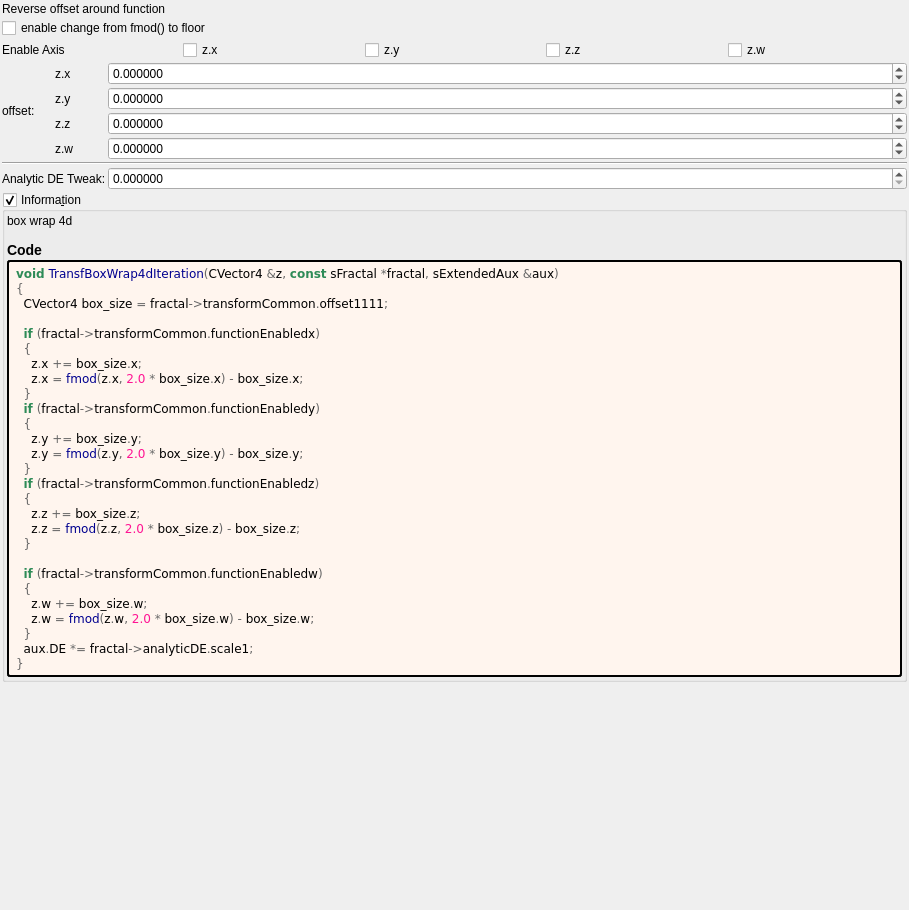
Before: the Qt Designer form mandelbulber2/formula/ui/transf_box_wrap4d.ui in buddhi1980/mandelbulber2, drawn with Qt 5.
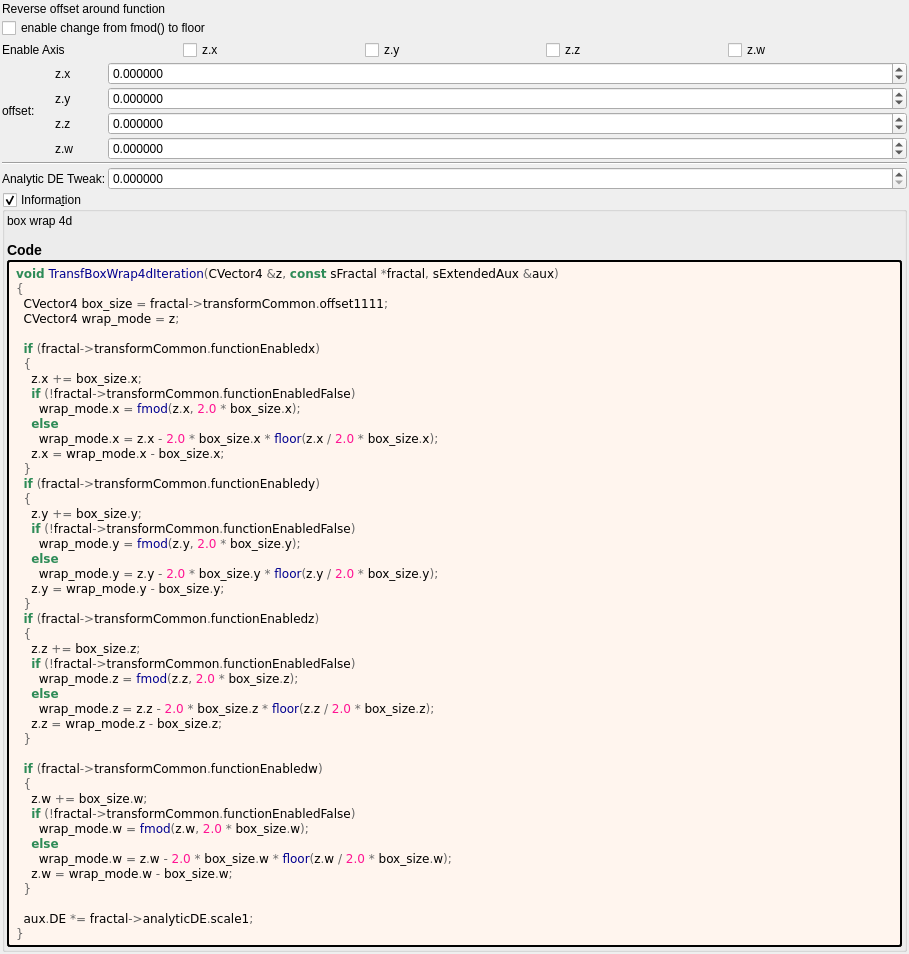
After: the same form once the commit is applied. Custom widgets are drawn as their Qt base class.

```diff
--- a/mandelbulber2/formula/ui/transf_box_wrap4d.ui
+++ b/mandelbulber2/formula/ui/transf_box_wrap4d.ui
@@ -336,28 +336,46 @@
 &lt;pre style=&quot;color:#000000; background-color:#fff5ee;  font-family:'Courier New',monospace;&quot;&gt;&lt;span style=&quot;color:#2e8b57; font-weight:bold&quot;&gt;void&lt;/span&gt; &lt;span style=&quot;color:#00008f&quot;&gt;TransfBoxWrap4dIteration&lt;/span&gt;&lt;span style=&quot;color:#676767&quot;&gt;(&lt;/span&gt;CVector4 &lt;span style=&quot;color:#676767&quot;&gt;&amp;amp;&lt;/span&gt;z&lt;span style=&quot;color:#676767&quot;&gt;,&lt;/span&gt; &lt;span style=&quot;color:#2e8b57; font-weight:bold&quot;&gt;const&lt;/span&gt; sFractal &lt;span style=&quot;color:#676767&quot;&gt;*&lt;/span&gt;fractal&lt;span style=&quot;color:#676767&quot;&gt;,&lt;/span&gt; sExtendedAux &lt;span style=&quot;color:#676767&quot;&gt;&amp;amp;&lt;/span&gt;aux&lt;span style=&quot;color:#676767&quot;&gt;)&lt;/span&gt;
 &lt;span style=&quot;color:#676767&quot;&gt;{&lt;/span&gt;
   CVector4 box_size &lt;span style=&quot;color:#676767&quot;&gt;=&lt;/span&gt; fractal&lt;span style=&quot;color:#676767&quot;&gt;-&amp;gt;&lt;/span&gt;transformCommon&lt;span style=&quot;color:#676767&quot;&gt;.&lt;/span&gt;offset1111&lt;span style=&quot;color:#676767&quot;&gt;;&lt;/span&gt;
+  CVector4 wrap_mode &lt;span style=&quot;color:#676767&quot;&gt;=&lt;/span&gt; z&lt;span style=&quot;color:#676767&quot;&gt;;&lt;/span&gt;
 
   &lt;span style=&quot;color:#2e8b57; font-weight:bold&quot;&gt;if&lt;/span&gt; &lt;span style=&quot;color:#676767&quot;&gt;(&lt;/span&gt;fractal&lt;span style=&quot;color:#676767&quot;&gt;-&amp;gt;&lt;/span&gt;transformCommon&lt;span style=&quot;color:#676767&quot;&gt;.&lt;/span&gt;functionEnabledx&lt;span style=&quot;color:#676767&quot;&gt;)&lt;/span&gt;
   &lt;span style=&quot;color:#676767&quot;&gt;{&lt;/span&gt;
     z&lt;span style=&quot;color:#676767&quot;&gt;.&lt;/span&gt;x &lt;span style=&quot;color:#676767&quot;&gt;+=&lt;/span&gt; box_size&lt;span style=&quot;color:#676767&quot;&gt;.&lt;/span&gt;x&lt;span style=&quot;color:#676767&quot;&gt;;&lt;/span&gt;
-    z&lt;span style=&quot;color:#676767&quot;&gt;.&lt;/span&gt;x &lt;span style=&quot;color:#676767&quot;&gt;=&lt;/span&gt; &lt;span style=&quot;color:#00008f&quot;&gt;fmod&lt;/span&gt;&lt;span style=&quot;color:#676767&quot;&gt;(&lt;/span&gt;z&lt;span style=&quot;color:#676767&quot;&gt;.&lt;/span&gt;x&lt;span style=&quot;color:#676767&quot;&gt;,&lt;/span&gt; &lt;span style=&quot;color:#ff1493&quot;&gt;2.0&lt;/span&gt; &lt;span style=&quot;color:#676767&quot;&gt;*&lt;/span&gt; box_size&lt;span style=&quot;color:#676767&quot;&gt;.&lt;/span&gt;x&lt;span style=&quot;color:#676767&quot;&gt;) -&lt;/span&gt; box_size&lt;span style=&quot;color:#676767&quot;&gt;.&lt;/span&gt;x&lt;span style=&quot;color:#676767&quot;&gt;;&lt;/span&gt;
+    &lt;span style=&quot;color:#2e8b57; font-weight:bold&quot;&gt;if&lt;/span&gt; &lt;span style=&quot;color:#676767&quot;&gt;(!&lt;/span&gt;fractal&lt;span style=&quot;color:#676767&quot;&gt;-&amp;gt;&lt;/span&gt;transformCommon&lt;span style=&quot;color:#676767&quot;&gt;.&lt;/span&gt;functionEnabledFalse&lt;span style=&quot;color:#676767&quot;&gt;)&lt;/span&gt;
+      wrap_mode&lt;span style=&quot;color:#676767&quot;&gt;.&lt;/span&gt;x &lt;span style=&quot;color:#676767&quot;&gt;=&lt;/span&gt; &lt;span style=&quot;color:#00008f&quot;&gt;fmod&lt;/span&gt;&lt;span style=&quot;color:#676767&quot;&gt;(&lt;/span&gt;z&lt;span style=&quot;color:#676767&quot;&gt;.&lt;/span&gt;x&lt;span style=&quot;color:#676767&quot;&gt;,&lt;/span&gt; &lt;span style=&quot;color:#ff1493&quot;&gt;2.0&lt;/span&gt; &lt;span style=&quot;color:#676767&quot;&gt;*&lt;/span&gt; box_size&lt;span style=&quot;color:#676767&quot;&gt;.&lt;/span&gt;x&lt;span style=&quot;color:#676767&quot;&gt;);&lt;/span&gt;
+    &lt;span style=&quot;color:#2e8b57; font-weight:bold&quot;&gt;else&lt;/span&gt;
+      wrap_mode&lt;span style=&quot;color:#676767&quot;&gt;.&lt;/span&gt;x &lt;span style=&quot;color:#676767&quot;&gt;=&lt;/span&gt; z&lt;span style=&quot;color:#676767&quot;&gt;.&lt;/span&gt;x &lt;span style=&quot;color:#676767&quot;&gt;-&lt;/span&gt; &lt;span style=&quot;color:#ff1493&quot;&gt;2.0&lt;/span&gt; &lt;span style=&quot;color:#676767&quot;&gt;*&lt;/span&gt; box_size&lt;span style=&quot;color:#676767&quot;&gt;.&lt;/span&gt;x &lt;span style=&quot;color:#676767&quot;&gt;*&lt;/span&gt; &lt;span style=&quot;color:#00008f&quot;&gt;floor&lt;/span&gt;&lt;span style=&quot;color:#676767&quot;&gt;(&lt;/span&gt;z&lt;span style=&quot;color:#676767&quot;&gt;.&lt;/span&gt;x &lt;span style=&quot;color:#676767&quot;&gt;/&lt;/span&gt; &lt;span style=&quot;color:#ff1493&quot;&gt;2.0&lt;/span&gt; &lt;span style=&quot;color:#676767&quot;&gt;*&lt;/span&gt; box_size&lt;span style=&quot;color:#676767&quot;&gt;.&lt;/span&gt;x&lt;span style=&quot;color:#676767&quot;&gt;);&lt;/span&gt;
+    z&lt;span style=&quot;color:#676767&quot;&gt;.&lt;/span&gt;x &lt;span style=&quot;color:#676767&quot;&gt;=&lt;/span&gt; wrap_mode&lt;span style=&quot;color:#676767&quot;&gt;.&lt;/span&gt;x &lt;span style=&quot;color:#676767&quot;&gt;-&lt;/span&gt; box_size&lt;span style=&quot;color:#676767&quot;&gt;.&lt;/span&gt;x&lt;span style=&quot;color:#676767&quot;&gt;;&lt;/span&gt;
   &lt;span style=&quot;color:#676767&quot;&gt;}&lt;/span&gt;
   &lt;span style=&quot;color:#2e8b57; font-weight:bold&quot;&gt;if&lt;/span&gt; &lt;span style=&quot;color:#676767&quot;&gt;(&lt;/span&gt;fractal&lt;span style=&quot;color:#676767&quot;&gt;-&amp;gt;&lt;/span&gt;transformCommon&lt;span style=&quot;color:#676767&quot;&gt;.&lt;/span&gt;functionEnabledy&lt;span style=&quot;color:#676767&quot;&gt;)&lt;/span&gt;
   &lt;span style=&quot;color:#676767&quot;&gt;{&lt;/span&gt;
     z&lt;span style=&quot;color:#676767&quot;&gt;.&lt;/span&gt;y &lt;span style=&quot;color:#676767&quot;&gt;+=&lt;/span&gt; box_size&lt;span style=&quot;color:#676767&quot;&gt;.&lt;/span&gt;y&lt;span style=&quot;color:#676767&quot;&gt;;&lt;/span&gt;
-    z&lt;span style=&quot;color:#676767&quot;&gt;.&lt;/span&gt;y &lt;span style=&quot;color:#676767&quot;&gt;=&lt;/span&gt; &lt;span style=&quot;color:#00008f&quot;&gt;fmod&lt;/span&gt;&lt;span style=&quot;color:#676767&quot;&gt;(&lt;/span&gt;z&lt;span style=&quot;color:#676767&quot;&gt;.&lt;/span&gt;y&lt;span style=&quot;color:#676767&quot;&gt;,&lt;/span&gt; &lt;span style=&quot;color:#ff1493&quot;&gt;2.0&lt;/span&gt; &lt;span style=&quot;color:#676767&quot;&gt;*&lt;/span&gt; box_size&lt;span style=&quot;color:#676767&quot;&gt;.&lt;/span&gt;y&lt;span style=&quot;color:#676767&quot;&gt;) -&lt;/span&gt; box_size&lt;span style=&quot;color:#676767&quot;&gt;.&lt;/span&gt;y&lt;span style=&quot;color:#676767&quot;&gt;;&lt;/span&gt;
+    &lt;span style=&quot;color:#2e8b57; font-weight:bold&quot;&gt;if&lt;/span&gt; &lt;span style=&quot;color:#676767&quot;&gt;(!&lt;/span&gt;fractal&lt;span style=&quot;color:#676767&quot;&gt;-&amp;gt;&lt;/span&gt;transformCommon&lt;span style=&quot;color:#676767&quot;&gt;.&lt;/span&gt;functionEnabledFalse&lt;span style=&quot;color:#676767&quot;&gt;)&lt;/span&gt;
+      wrap_mode&lt;span style=&quot;color:#676767&quot;&gt;.&lt;/span&gt;y &lt;span style=&quot;color:#676767&quot;&gt;=&lt;/span&gt; &lt;span style=&quot;color:#00008f&quot;&gt;fmod&lt;/span&gt;&lt;span style=&quot;color:#676767&quot;&gt;(&lt;/span&gt;z&lt;span style=&quot;color:#676767&quot;&gt;.&lt;/span&gt;y&lt;span style=&quot;color:#676767&quot;&gt;,&lt;/span&gt; &lt;span style=&quot;color:#ff1493&quot;&gt;2.0&lt;/span&gt; &lt;span style=&quot;color:#676767&quot;&gt;*&lt;/span&gt; box_size&lt;span style=&quot;color:#676767&quot;&gt;.&lt;/span&gt;y&lt;span style=&quot;color:#676767&quot;&gt;);&lt;/span&gt;
+    &lt;span style=&quot;color:#2e8b57; font-weight:bold&quot;&gt;else&lt;/span&gt;
+      wrap_mode&lt;span style=&quot;color:#676767&quot;&gt;.&lt;/span&gt;y &lt;span style=&quot;color:#676767&quot;&gt;=&lt;/span&gt; z&lt;span style=&quot;color:#676767&quot;&gt;.&lt;/span&gt;y &lt;span style=&quot;color:#676767&quot;&gt;-&lt;/span&gt; &lt;span style=&quot;color:#ff1493&quot;&gt;2.0&lt;/span&gt; &lt;span style=&quot;color:#676767&quot;&gt;*&lt;/span&gt; box_size&lt;span style=&quot;color:#676767&quot;&gt;.&lt;/span&gt;y &lt;span style=&quot;color:#676767&quot;&gt;*&lt;/span&gt; &lt;span style=&quot;color:#00008f&quot;&gt;floor&lt;/span&gt;&lt;span style=&quot;color:#676767&quot;&gt;(&lt;/span&gt;z&lt;span style=&quot;color:#676767&quot;&gt;.&lt;/span&gt;y &lt;span style=&quot;color:#676767&quot;&gt;/&lt;/span&gt; &lt;span style=&quot;color:#ff1493&quot;&gt;2.0&lt;/span&gt; &lt;span style=&quot;color:#676767&quot;&gt;*&lt;/span&gt; box_size&lt;span style=&quot;color:#676767&quot;&gt;.&lt;/span&gt;y&lt;span style=&quot;color:#676767&quot;&gt;);&lt;/span&gt;
+    z&lt;span style=&quot;color:#676767&quot;&gt;.&lt;/span&gt;y &lt;span style=&quot;color:#676767&quot;&gt;=&lt;/span&gt; wrap_mode&lt;span style=&quot;color:#676767&quot;&gt;.&lt;/span&gt;y &lt;span style=&quot;color:#676767&quot;&gt;-&lt;/span&gt; box_size&lt;span style=&quot;color:#676767&quot;&gt;.&lt;/span&gt;y&lt;span style=&quot;color:#676767&quot;&gt;;&lt;/span&gt;
   &lt;span style=&quot;color:#676767&quot;&gt;}&lt;/span&gt;
   &lt;span style=&quot;color:#2e8b57; font-weight:bold&quot;&gt;if&lt;/span&gt; &lt;span style=&quot;color:#676767&quot;&gt;(&lt;/span&gt;fractal&lt;span style=&quot;color:#676767&quot;&gt;-&amp;gt;&lt;/span&gt;transformCommon&lt;span style=&quot;color:#676767&quot;&gt;.&lt;/span&gt;functionEnabledz&lt;span style=&quot;color:#676767&quot;&gt;)&lt;/span&gt;
   &lt;span style=&quot;color:#676767&quot;&gt;{&lt;/span&gt;
     z&lt;span style=&quot;color:#676767&quot;&gt;.&lt;/span&gt;z &lt;span style=&quot;color:#676767&quot;&gt;+=&lt;/span&gt; box_size&lt;span style=&quot;color:#676767&quot;&gt;.&lt;/span&gt;z&lt;span style=&quot;color:#676767&quot;&gt;;&lt;/span&gt;
-    z&lt;span style=&quot;color:#676767&quot;&gt;.&lt;/span&gt;z &lt;span style=&quot;color:#676767&quot;&gt;=&lt;/span&gt; &lt;span style=&quot;color:#00008f&quot;&gt;fmod&lt;/span&gt;&lt;span style=&quot;color:#676767&quot;&gt;(&lt;/span&gt;z&lt;span style=&quot;color:#676767&quot;&gt;.&lt;/span&gt;z&lt;span style=&quot;color:#676767&quot;&gt;,&lt;/span&gt; &lt;span style=&quot;color:#ff1493&quot;&gt;2.0&lt;/span&gt; &lt;span style=&quot;color:#676767&quot;&gt;*&lt;/span&gt; box_size&lt;span style=&quot;color:#676767&quot;&gt;.&lt;/span&gt;z&lt;span style=&quot;color:#676767&quot;&gt;) -&lt;/span&gt; box_size&lt;span style=&quot;color:#676767&quot;&gt;.&lt;/span&gt;z&lt;span style=&quot;color:#676767&quot;&gt;;&lt;/span&gt;
+    &lt;span style=&quot;color:#2e8b57; font-weight:bold&quot;&gt;if&lt;/span&gt; &lt;span style=&quot;color:#676767&quot;&gt;(!&lt;/span&gt;fractal&lt;span style=&quot;color:#676767&quot;&gt;-&amp;gt;&lt;/span&gt;transformCommon&lt;span style=&quot;color:#676767&quot;&gt;.&lt;/span&gt;functionEnabledFalse&lt;span style=&quot;color:#676767&quot;&gt;)&lt;/span&gt;
+      wrap_mode&lt;span style=&quot;color:#676767&quot;&gt;.&lt;/span&gt;z &lt;span style=&quot;color:#676767&quot;&gt;=&lt;/span&gt; &lt;span style=&quot;color:#00008f&quot;&gt;fmod&lt;/span&gt;&lt;span style=&quot;color:#676767&quot;&gt;(&lt;/span&gt;z&lt;span style=&quot;color:#676767&quot;&gt;.&lt;/span&gt;z&lt;span style=&quot;color:#676767&quot;&gt;,&lt;/span&gt; &lt;span style=&quot;color:#ff1493&quot;&gt;2.0&lt;/span&gt; &lt;span style=&quot;color:#676767&quot;&gt;*&lt;/span&gt; box_size&lt;span style=&quot;color:#676767&quot;&gt;.&lt;/span&gt;z&lt;span style=&quot;color:#676767&quot;&gt;);&lt;/span&gt;
+    &lt;span style=&quot;color:#2e8b57; font-weight:bold&quot;&gt;else&lt;/span&gt;
+      wrap_mode&lt;span style=&quot;color:#676767&quot;&gt;.&lt;/span&gt;z &lt;span style=&quot;color:#676767&quot;&gt;=&lt;/span&gt; z&lt;span style=&quot;color:#676767&quot;&gt;.&lt;/span&gt;z &lt;span style=&quot;color:#676767&quot;&gt;-&lt;/span&gt; &lt;span style=&quot;color:#ff1493&quot;&gt;2.0&lt;/span&gt; &lt;span style=&quot;color:#676767&quot;&gt;*&lt;/span&gt; box_size&lt;span style=&quot;color:#676767&quot;&gt;.&lt;/span&gt;z &lt;span style=&quot;color:#676767&quot;&gt;*&lt;/span&gt; &lt;span style=&quot;color:#00008f&quot;&gt;floor&lt;/span&gt;&lt;span style=&quot;color:#676767&quot;&gt;(&lt;/span&gt;z&lt;span style=&quot;color:#676767&quot;&gt;.&lt;/span&gt;z &lt;span style=&quot;color:#676767&quot;&gt;/&lt;/span&gt; &lt;span style=&quot;color:#ff1493&quot;&gt;2.0&lt;/span&gt; &lt;span style=&quot;color:#676767&quot;&gt;*&lt;/span&gt; box_size&lt;span style=&quot;color:#676767&quot;&gt;.&lt;/span&gt;z&lt;span style=&quot;color:#676767&quot;&gt;);&lt;/span&gt;
+    z&lt;span style=&quot;color:#676767&quot;&gt;.&lt;/span&gt;z &lt;span style=&quot;color:#676767&quot;&gt;=&lt;/span&gt; wrap_mode&lt;span style=&quot;color:#676767&quot;&gt;.&lt;/span&gt;z &lt;span style=&quot;color:#676767&quot;&gt;-&lt;/span&gt; box_size&lt;span style=&quot;color:#676767&quot;&gt;.&lt;/span&gt;z&lt;span style=&quot;color:#676767&quot;&gt;;&lt;/span&gt;
   &lt;span style=&quot;color:#676767&quot;&gt;}&lt;/span&gt;
 
   &lt;span style=&quot;color:#2e8b57; font-weight:bold&quot;&gt;if&lt;/span&gt; &lt;span style=&quot;color:#676767&quot;&gt;(&lt;/span&gt;fractal&lt;span style=&quot;color:#676767&quot;&gt;-&amp;gt;&lt;/span&gt;transformCommon&lt;span style=&quot;color:#676767&quot;&gt;.&lt;/span&gt;functionEnabledw&lt;span style=&quot;color:#676767&quot;&gt;)&lt;/span&gt;
   &lt;span style=&quot;color:#676767&quot;&gt;{&lt;/span&gt;
     z&lt;span style=&quot;color:#676767&quot;&gt;.&lt;/span&gt;w &lt;span style=&quot;color:#676767&quot;&gt;+=&lt;/span&gt; box_size&lt;span style=&quot;color:#676767&quot;&gt;.&lt;/span&gt;w&lt;span style=&quot;color:#676767&quot;&gt;;&lt;/span&gt;
-    z&lt;span style=&quot;color:#676767&quot;&gt;.&lt;/span&gt;w &lt;span style=&quot;color:#676767&quot;&gt;=&lt;/span&gt; &lt;span style=&quot;color:#00008f&quot;&gt;fmod&lt;/span&gt;&lt;span style=&quot;color:#676767&quot;&gt;(&lt;/span&gt;z&lt;span style=&quot;color:#676767&quot;&gt;.&lt;/span&gt;w&lt;span style=&quot;color:#676767&quot;&gt;,&lt;/span&gt; &lt;span style=&quot;color:#ff1493&quot;&gt;2.0&lt;/span&gt; &lt;span style=&quot;color:#676767&quot;&gt;*&lt;/span&gt; box_size&lt;span style=&quot;color:#676767&quot;&gt;.&lt;/span&gt;w&lt;span style=&quot;color:#676767&quot;&gt;) -&lt;/span&gt; box_size&lt;span style=&quot;color:#676767&quot;&gt;.&lt;/span&gt;w&lt;span style=&quot;color:#676767&quot;&gt;;&lt;/span&gt;
+    &lt;span style=&quot;color:#2e8b57; font-weight:bold&quot;&gt;if&lt;/span&gt; &lt;span style=&quot;color:#676767&quot;&gt;(!&lt;/span&gt;fractal&lt;span style=&quot;color:#676767&quot;&gt;-&amp;gt;&lt;/span&gt;transformCommon&lt;span style=&quot;color:#676767&quot;&gt;.&lt;/span&gt;functionEnabledFalse&lt;span style=&quot;color:#676767&quot;&gt;)&lt;/span&gt;
+      wrap_mode&lt;span style=&quot;color:#676767&quot;&gt;.&lt;/span&gt;w &lt;span style=&quot;color:#676767&quot;&gt;=&lt;/span&gt; &lt;span style=&quot;color:#00008f&quot;&gt;fmod&lt;/span&gt;&lt;span style=&quot;color:#676767&quot;&gt;(&lt;/span&gt;z&lt;span style=&quot;color:#676767&quot;&gt;.&lt;/span&gt;w&lt;span style=&quot;color:#676767&quot;&gt;,&lt;/span&gt; &lt;span style=&quot;color:#ff1493&quot;&gt;2.0&lt;/span&gt; &lt;span style=&quot;color:#676767&quot;&gt;*&lt;/span&gt; box_size&lt;span style=&quot;color:#676767&quot;&gt;.&lt;/span&gt;w&lt;span style=&quot;color:#676767&quot;&gt;);&lt;/span&gt;
+    &lt;span style=&quot;color:#2e8b57; font-weight:bold&quot;&gt;else&lt;/span&gt;
+      wrap_mode&lt;span style=&quot;color:#676767&quot;&gt;.&lt;/span&gt;w &lt;span style=&quot;color:#676767&quot;&gt;=&lt;/span&gt; z&lt;span style=&quot;color:#676767&quot;&gt;.&lt;/span&gt;w &lt;span style=&quot;color:#676767&quot;&gt;-&lt;/span&gt; &lt;span style=&quot;color:#ff1493&quot;&gt;2.0&lt;/span&gt; &lt;span style=&quot;color:#676767&quot;&gt;*&lt;/span&gt; box_size&lt;span style=&quot;color:#676767&quot;&gt;.&lt;/span&gt;w &lt;span style=&quot;color:#676767&quot;&gt;*&lt;/span&gt; &lt;span style=&quot;color:#00008f&quot;&gt;floor&lt;/span&gt;&lt;span style=&quot;color:#676767&quot;&gt;(&lt;/span&gt;z&lt;span style=&quot;color:#676767&quot;&gt;.&lt;/span&gt;w &lt;span style=&quot;color:#676767&quot;&gt;/&lt;/span&gt; &lt;span style=&quot;color:#ff1493&quot;&gt;2.0&lt;/span&gt; &lt;span style=&quot;color:#676767&quot;&gt;*&lt;/span&gt; box_size&lt;span style=&quot;color:#676767&quot;&gt;.&lt;/span&gt;w&lt;span style=&quot;color:#676767&quot;&gt;);&lt;/span&gt;
+    z&lt;span style=&quot;color:#676767&quot;&gt;.&lt;/span&gt;w &lt;span style=&quot;color:#676767&quot;&gt;=&lt;/span&gt; wrap_mode&lt;span style=&quot;color:#676767&quot;&gt;.&lt;/span&gt;w &lt;span style=&quot;color:#676767&quot;&gt;-&lt;/span&gt; box_size&lt;span style=&quot;color:#676767&quot;&gt;.&lt;/span&gt;w&lt;span style=&quot;color:#676767&quot;&gt;;&lt;/span&gt;
   &lt;span style=&quot;color:#676767&quot;&gt;}&lt;/span&gt;
+
   aux&lt;span style=&quot;color:#676767&quot;&gt;.&lt;/span&gt;DE &lt;span style=&quot;color:#676767&quot;&gt;*=&lt;/span&gt; fractal&lt;span style=&quot;color:#676767&quot;&gt;-&amp;gt;&lt;/span&gt;analyticDE&lt;span style=&quot;color:#676767&quot;&gt;.&lt;/span&gt;scale1&lt;span style=&quot;color:#676767&quot;&gt;;&lt;/span&gt;
 &lt;span style=&quot;color:#676767&quot;&gt;}&lt;/span&gt;
 &lt;/pre&gt;
```
Left out of the diff: 2 changed lines with no effect on the pictures.
